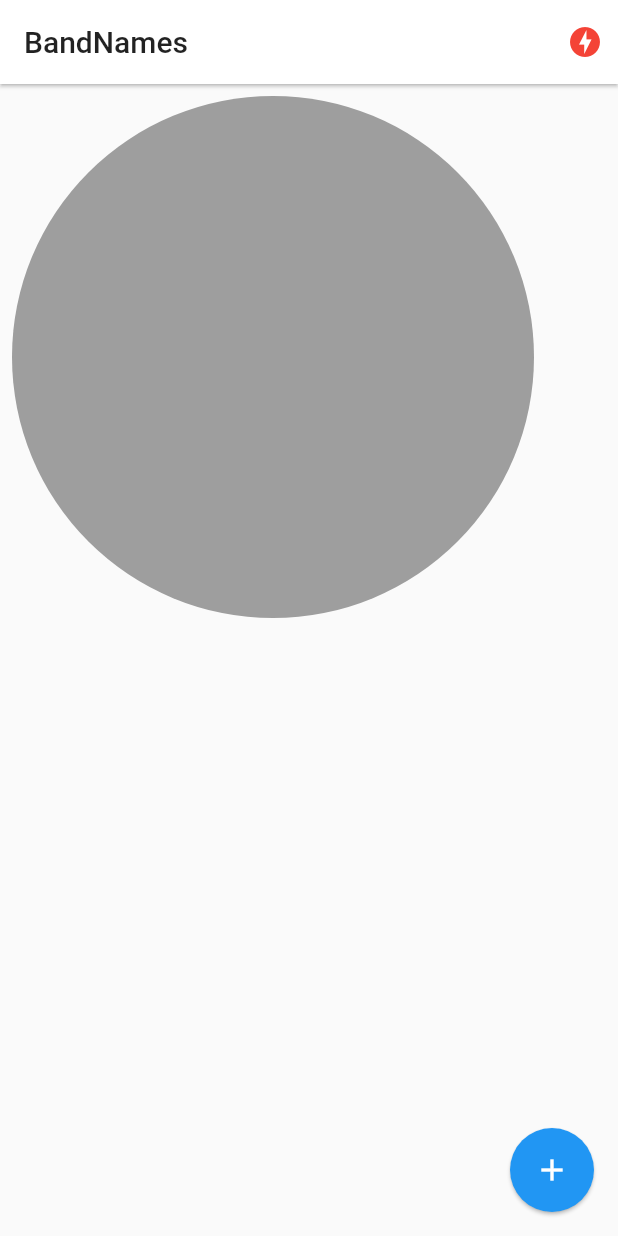
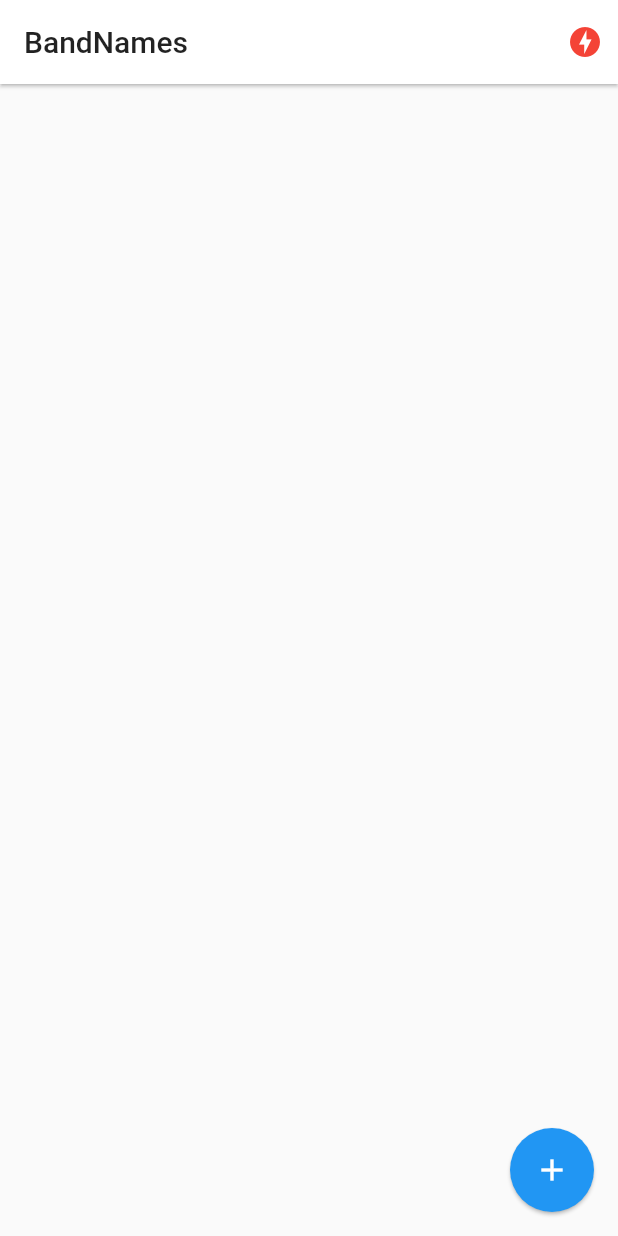
Before and after one commit to mangelsr/band_names_app, a Flutter app: the screen it shows after launch, on a phone screen of 412 x 824 dp. Run offline on Flutter 3.47's test engine with Material 2 defaults, Android fonts, the phone set to English and light mode, and no system bars; drawn by our look-alikes of pie_chart; our stand-ins replace socket_io_client; network calls fail.

Commit message:
[FIX] Problem with rendering chart with empty map

```diff
--- a/lib/pages/home.dart
+++ b/lib/pages/home.dart
@@ -57,7 +57,7 @@ class _HomePageState extends State<HomePage> {
       ),
       body: Column(
         children: [
-          _buildGraph(),
+          this.bands.isNotEmpty ? _buildGraph() : Container(),
           Expanded(
             child: ListView.builder(
               itemCount: bands.length,
```
